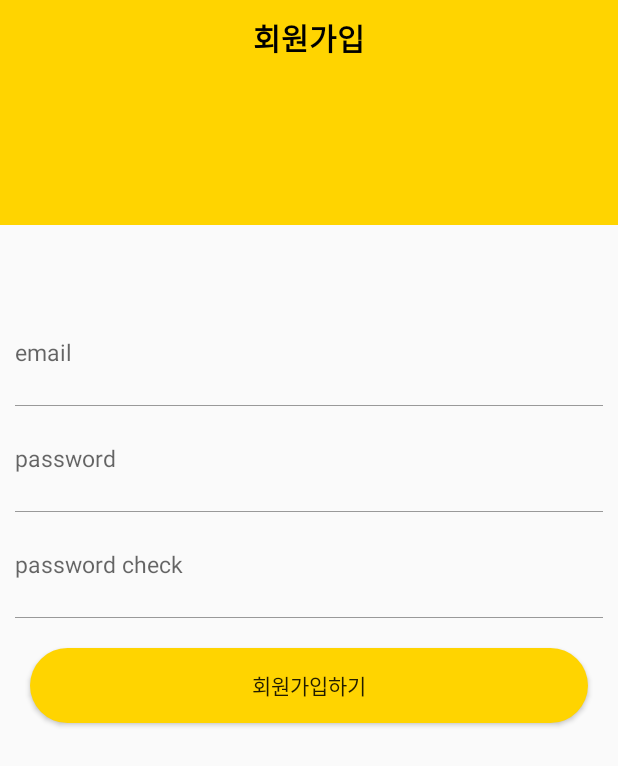
After one commit to woo-ara/MySoloLife, an Android app: the JoinActivity screen opened directly, with no data from a screen before it, on a phone screen of 412 x 824 dp. The commit adds this screen. Shown: the top 766 px of the screen. Run offline under Robolectric (Android 15) with nearby library versions, the light colour scheme and no system bars.

Commit message:
회원가입 및 레이아웃 꾸미기 - 회원가입, 로그인 페이지

```diff
--- /dev/null
+++ b/app/src/main/java/com/example/mysololife/auth/JoinActivity.kt
@@ -0,0 +1,12 @@
+package com.example.mysololife.auth
+
+import androidx.appcompat.app.AppCompatActivity
+import android.os.Bundle
+import com.example.mysololife.R
+
+class JoinActivity : AppCompatActivity() {
+    override fun onCreate(savedInstanceState: Bundle?) {
+        super.onCreate(savedInstanceState)
+        setContentView(R.layout.activity_join)
+    }
+}
--- /dev/null
+++ b/app/src/main/res/drawable/background_radius_yelow.xml
@@ -0,0 +1,12 @@
+<?xml version="1.0" encoding="utf-8"?>
+<shape xmlns:android="http://schemas.android.com/apk/res/android"
+    android:shape="rectangle" android:padding="10dp">
+
+    <solid android:color="#ffd400"></solid>
+    <corners
+        android:bottomLeftRadius="30dp"
+        android:bottomRightRadius="30dp"
+        android:topLeftRadius="30dp"
+        android:topRightRadius="30dp"></corners>
+
+</shape>
--- /dev/null
+++ b/app/src/main/res/layout/activity_join.xml
@@ -0,0 +1,88 @@
+<?xml version="1.0" encoding="utf-8"?>
+<LinearLayout
+    xmlns:android="http://schemas.android.com/apk/res/android"
+    xmlns:app="http://schemas.android.com/apk/res-auto"
+    xmlns:tools="http://schemas.android.com/tools"
+    android:layout_width="match_parent"
+    android:layout_height="match_parent"
+    tools:context=".auth.JoinActivity"
+    android:orientation="vertical">
+
+
+    <LinearLayout
+        android:layout_width="match_parent"
+        android:layout_height="150dp"
+        android:background="@color/mainColor">
+
+        <TextView
+            android:text="회원가입"
+            android:gravity="center"
+            android:textStyle="bold"
+            android:textColor="#000000"
+            android:textSize="20sp"
+            android:layout_width="match_parent"
+            android:layout_height="50dp"/>
+
+    </LinearLayout>
+
+    <LinearLayout
+        android:layout_width="match_parent"
+        android:layout_height="wrap_content"
+        android:layout_marginTop="50dp"
+        android:orientation="vertical">
+
+        <EditText
+            android:layout_width="match_parent"
+            android:layout_height="50dp"
+            android:hint="email"
+            style="@style/AuthEditText"
+            />
+
+        <LinearLayout
+            android:layout_width="match_parent"
+            android:background="#999999"
+            android:layout_marginLeft="10dp"
+            android:layout_marginRight="10dp"
+            android:layout_height="0.5dp"/>
+
+        <EditText
+            android:layout_width="match_parent"
+            android:layout_height="50dp"
+            android:inputType="textPassword"
+            android:hint="password"
+            style="@style/AuthEditText"
+            />
+
+        <LinearLayout
+            android:layout_width="match_parent"
+            android:background="#999999"
+            android:layout_marginLeft="10dp"
+            android:layout_marginRight="10dp"
+            android:layout_height="0.5dp"/>
+
+        <EditText
+            android:layout_width="match_parent"
+            android:layout_height="50dp"
+            android:inputType="textPassword"
+            android:hint="password check"
+            style="@style/AuthEditText"
+            />
+
+        <LinearLayout
+            android:layout_width="match_parent"
+            android:background="#999999"
+            android:layout_marginLeft="10dp"
+            android:layout_marginRight="10dp"
+            android:layout_height="0.5dp"/>
+
+        <Button
+            android:layout_margin="20dp"
+            android:background="@drawable/background_radius_yelow"
+            android:text="회원가입하기"
+            android:layout_width="match_parent"
+            android:layout_height="50dp"/>
+
+
+    </LinearLayout>
+
+</LinearLayout>
--- a/app/src/main/res/values/styles.xml
+++ b/app/src/main/res/values/styles.xml
@@ -9,4 +9,12 @@
         <item name="colorAccent">@color/colorAccent</item>
     </style>
 
+    <style name="AuthEditText" parent="android:Widget.EditText">
+
+        <item name="android:background">@android:color/transparent</item>
+        <item name="android:textSize">15sp</item>
+        <item name="android:layout_margin">10dp</item>
+
+    </style>
+
 </resources>
--- a/build.gradle
+++ b/build.gradle
@@ -6,8 +6,8 @@ buildscript {
         jcenter()
     }
     dependencies {
-        classpath "com.android.tools.build:gradle:4.0.1"
-        classpath "org.jetbrains.kotlin:kotlin-gradle-plugin:1.5.20"
+        classpath 'com.android.tools.build:gradle:7.0.1'
+        classpath 'org.jetbrains.kotlin:kotlin-gradle-plugin:1.5.30'
 
         // NOTE: Do not place your application dependencies here; they belong
         // in the individual module build.gradle files
```
Also changed, not shown: app/build.gradle (+7 -0 lines), app/src/main/AndroidManifest.xml (+7 -5 lines), app/src/main/java/com/example/mysololife/auth/IntroActivity.kt (+21 -1 lines), app/src/main/java/com/example/mysololife/auth/LoginActivity.kt (added, +12 -0 lines), app/src/main/res/layout/activity_intro.xml (+7 -2 lines), app/src/main/res/layout/activity_login.xml (added, +71 -0 lines), gradle/wrapper/gradle-wrapper.properties.
